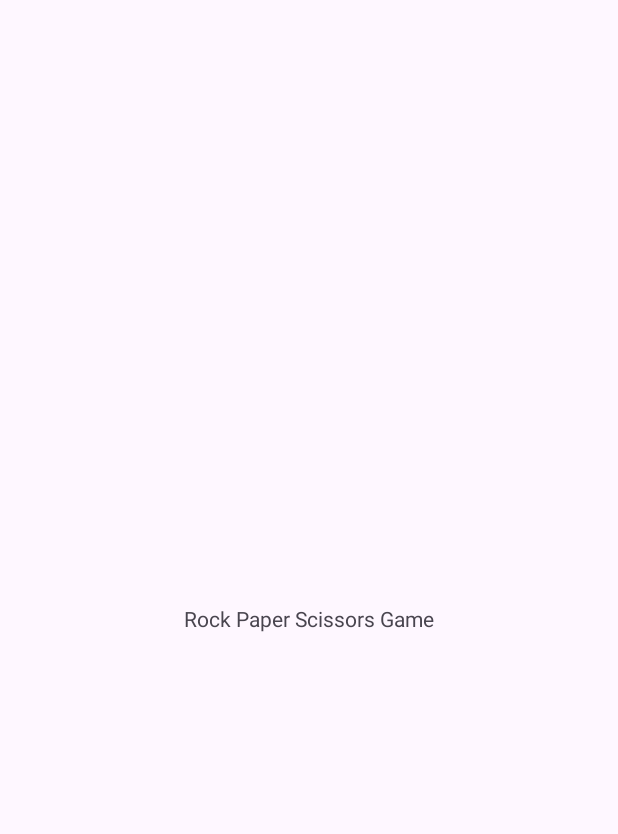
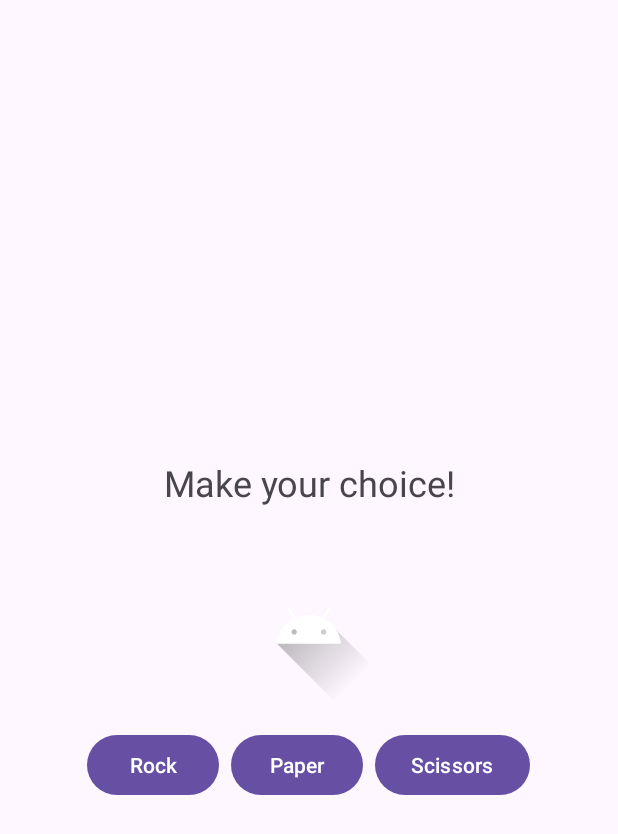
Before and after one commit to k-aghakhani/RockPaperScissors, an Android app: the screen it shows after launch (MainActivity), on a phone screen of 412 x 824 dp. Before the commit the part shown is almost empty. Shown: the top 834 px of the screen. Run offline under Robolectric (Android 15) with nearby library versions, the light colour scheme and no system bars.

Commit message:
Implementing the application appearance

```diff
--- a/app/src/main/res/layout/activity_main.xml
+++ b/app/src/main/res/layout/activity_main.xml
@@ -1,19 +1,61 @@
 <?xml version="1.0" encoding="utf-8"?>
-<androidx.constraintlayout.widget.ConstraintLayout xmlns:android="http://schemas.android.com/apk/res/android"
+<LinearLayout xmlns:android="http://schemas.android.com/apk/res/android"
     xmlns:app="http://schemas.android.com/apk/res-auto"
     xmlns:tools="http://schemas.android.com/tools"
     android:id="@+id/main"
     android:layout_width="match_parent"
     android:layout_height="match_parent"
+    android:gravity="center"
+    android:orientation="vertical"
+    android:padding="16dp"
     tools:context=".MainActivity">
 
+    <!-- TextView to display the game result -->
     <TextView
+        android:id="@+id/resultTextView"
         android:layout_width="wrap_content"
         android:layout_height="wrap_content"
-        android:text="Rock Paper Scissors Game"
-        app:layout_constraintBottom_toBottomOf="parent"
-        app:layout_constraintEnd_toEndOf="parent"
-        app:layout_constraintStart_toStartOf="parent"
-        app:layout_constraintTop_toTopOf="parent" />
+        android:text="Make your choice!"
+        android:textSize="24sp"
+        android:gravity="center"
+        android:padding="16dp"/>
 
-</androidx.constraintlayout.widget.ConstraintLayout>
+    <!-- ImageView to show the computer's choice -->
+    <ImageView
+        android:id="@+id/computerChoiceImageView"
+        android:layout_width="100dp"
+        android:layout_height="100dp"
+        android:contentDescription="Computer Choice"
+        android:src="@drawable/ic_launcher_foreground"
+        android:layout_marginTop="16dp"/>
+
+    <!-- Buttons for user's choices -->
+    <LinearLayout
+        android:layout_width="wrap_content"
+        android:layout_height="wrap_content"
+        android:orientation="horizontal"
+        android:gravity="center"
+        android:layout_marginTop="16dp">
+
+        <Button
+            android:id="@+id/rockButton"
+            android:layout_width="wrap_content"
+            android:layout_height="wrap_content"
+            android:text="Rock"/>
+
+        <Button
+            android:id="@+id/paperButton"
+            android:layout_width="wrap_content"
+            android:layout_height="wrap_content"
+            android:text="Paper"
+            android:layout_marginStart="8dp"/>
+
+        <Button
+            android:id="@+id/scissorsButton"
+            android:layout_width="wrap_content"
+            android:layout_height="wrap_content"
+            android:text="Scissors"
+            android:layout_marginStart="8dp"/>
+    </LinearLayout>
+
+</LinearLayout>
```
